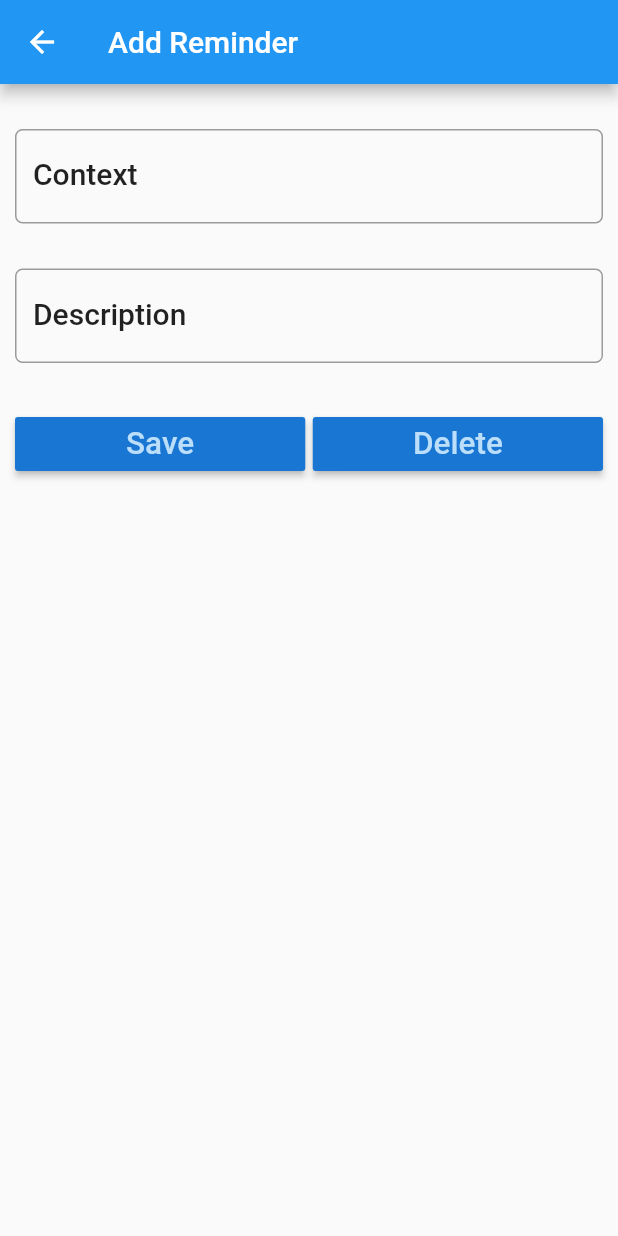
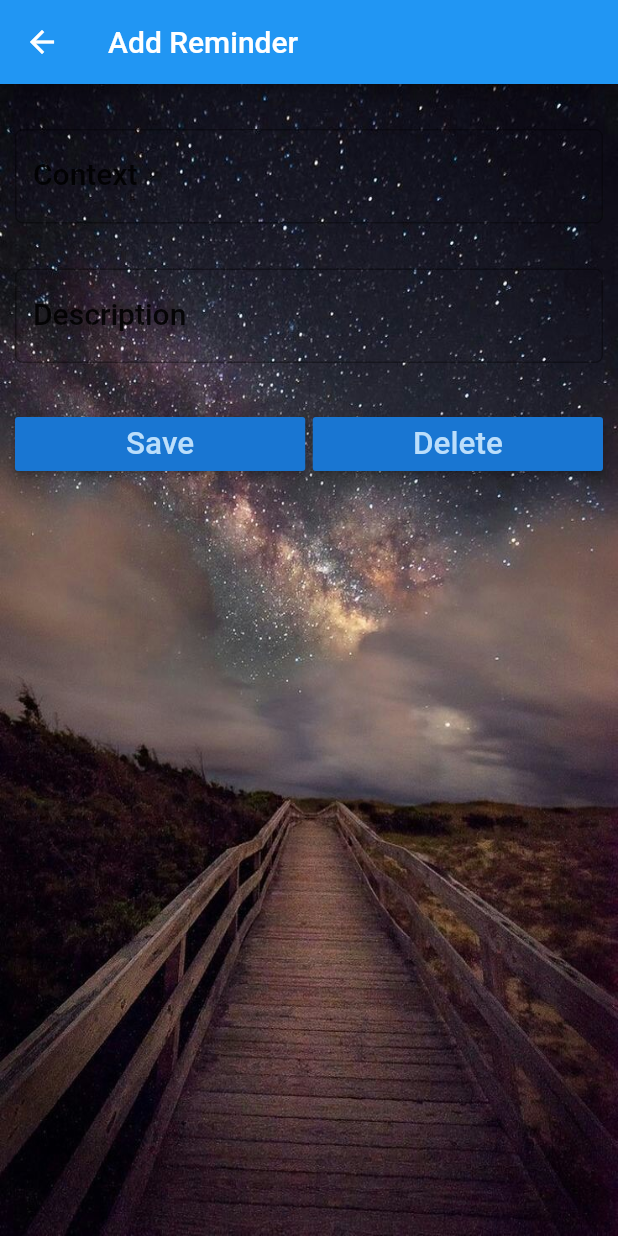
Before and after one commit to gonzalodev15/flutterTest2, a Flutter app: the RemindersPage screen opened directly, after a tap on the "add" icon, on a phone screen of 412 x 824 dp. Run offline on Flutter 3.47's test engine with Material 2 defaults, Android fonts, the phone set to English and light mode, and no system bars; our stand-ins replace rxdart, sqflite; accounts and stored records are empty.

Commit message:
Background Image

```diff
--- a/lib/Pages/createReminder.dart
+++ b/lib/Pages/createReminder.dart
@@ -2,6 +2,7 @@
 import 'dart:async';
 import 'package:flutter/material.dart';
 import 'package:flutter_secondtest/Model/Reminder.dart';
+import 'package:flutter_secondtest/Widgets/BackgroundImage.dart';
 import 'package:flutter_secondtest/db/dbHelper.dart';
 import 'package:intl/intl.dart';
 
@@ -59,7 +60,10 @@ class createReminderState extends State<createReminder> {
             ),
           ),
 
-          body: Padding(
+          body: Stack(
+            children: <Widget>[
+              BackgroundImage(),
+              Padding(
                 padding: EdgeInsets.only(top: 15.0, left: 10.0, right: 10.0),
                 child: ListView(
                   children: <Widget>[
@@ -150,6 +154,8 @@ class createReminderState extends State<createReminder> {
                   ],
                 ),
               ),
+            ],
+          )
 
         ));
   }
--- a/lib/Pages/reminders_page.dart
+++ b/lib/Pages/reminders_page.dart
@@ -1,6 +1,7 @@
 import 'package:flutter/material.dart';
 import 'package:flutter_secondtest/Model/Reminder.dart';
 import 'package:flutter_secondtest/Pages/createReminder.dart';
+import 'package:flutter_secondtest/Widgets/BackgroundImage.dart';
 import 'package:flutter_secondtest/db/dbHelper.dart';
 import 'package:sqflite/sqflite.dart';
 
@@ -20,10 +21,13 @@ class _RemindersPageState extends State<RemindersPage> {
   @override
   Widget build(BuildContext context) {
     return Scaffold(
-      appBar: AppBar(
-        title: Text('Reminders'),
+
+      body: Stack(
+        children: <Widget>[
+          BackgroundImage(),
+          getReminderListView(),
+        ],
       ),
-      body: getReminderListView(),
       floatingActionButton: FloatingActionButton(
         onPressed: () {
           debugPrint('FAB clicked');
--- /dev/null
+++ b/lib/Widgets/BackgroundImage.dart
@@ -0,0 +1,20 @@
+import 'package:flutter/material.dart';
+
+class BackgroundImage extends StatelessWidget {
+  @override
+  Widget build(BuildContext context) {
+    Size size = MediaQuery.of(context).size;
+    return Scaffold(
+      body: Stack(
+        children: <Widget>[
+            Image.asset(
+              'assets/background.png',
+              width: size.width,
+              height: size.height,
+              fit: BoxFit.fill,
+          ),
+        ],
+      ),
+    );
+  }
+}
--- a/pubspec.yaml
+++ b/pubspec.yaml
@@ -47,6 +47,7 @@ flutter:
   assets:
     - assets/List.png
     - assets/Write.png
+    - assets/background.png
   # To add assets to your application, add an assets section, like this:
   # assets:
   #  - images/a_dot_burr.jpeg
```
Also changed, not shown: lib/Pages/login_page.dart (+8 -5 lines), lib/main.dart (+7 -37 lines), assets/2.0x/background.png (added). Lines whose indentation alone changed are shown as unchanged.
